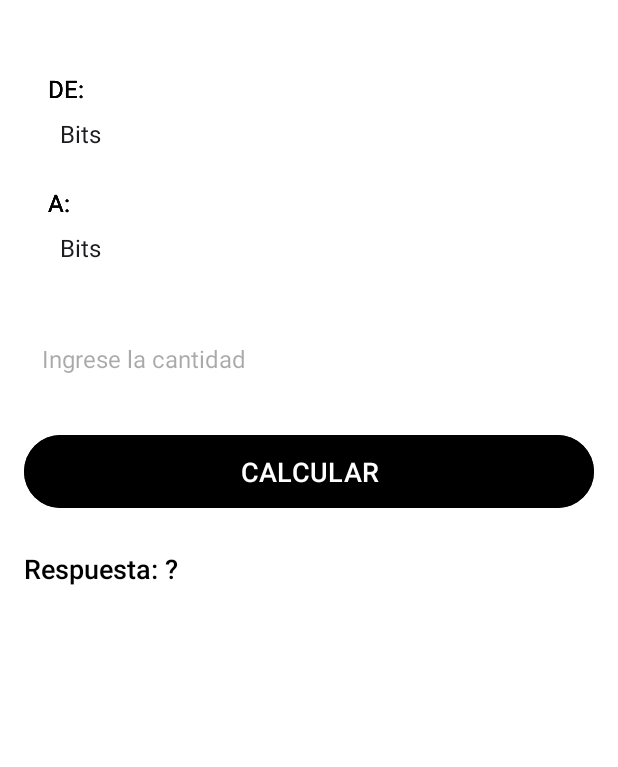
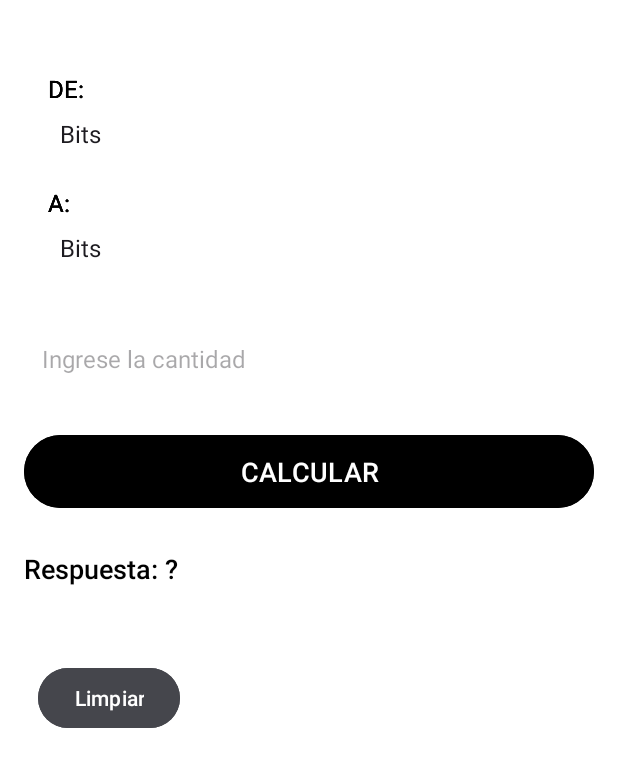
Before and after one commit to dannyRT21/ConversorProgra2, an Android app: the screen it shows after launch (MainActivity), on a phone screen of 412 x 824 dp. Shown: the top 767 px of the screen. Run offline under Robolectric (Android 15) with nearby library versions, the phone set to English and light mode, and no system bars.

Commit message:
se agrego el boton limpiar con su metodo

```diff
--- a/app/src/main/res/layout/activity_main.xml
+++ b/app/src/main/res/layout/activity_main.xml
@@ -325,4 +325,17 @@
         android:textColor="@color/black"
         android:textSize="18sp"
         android:fontFamily="sans-serif-medium" />
+
+
+    <Button
+        android:id="@+id/btnLimpiar"
+        android:layout_width="wrap_content"
+        android:layout_height="wrap_content"
+        android:text="Limpiar"
+        android:layout_marginTop="50dp"
+        android:layout_marginLeft="25dp"
+        android:backgroundTint="@color/material_dynamic_neutral30"
+        android:textColor="@color/white"
+        android:layout_below="@id/lblRespuesta"
+        android:onClick="limpiarCampoRespuesta" />
 </RelativeLayout>
--- a/app/src/main/res/values/strings.xml
+++ b/app/src/main/res/values/strings.xml
@@ -32,6 +32,8 @@
 
     </string-array>
 
+
+
     <!-- Arrays para tiempo -->
     <string-array name="tiempo">
         <item>Segundos</item>
@@ -63,6 +65,8 @@
         <item>Brontobytes</item>
     </string-array>
 
+
+
     <!-- Arrays para transferencia de datos -->
     <string-array name="transferencia_datos">
         <item>Bits</item>
```
Also changed, not shown: app/src/main/java/com/ugb/conversorprogra2/MainActivity.java (+16 -1 lines).
